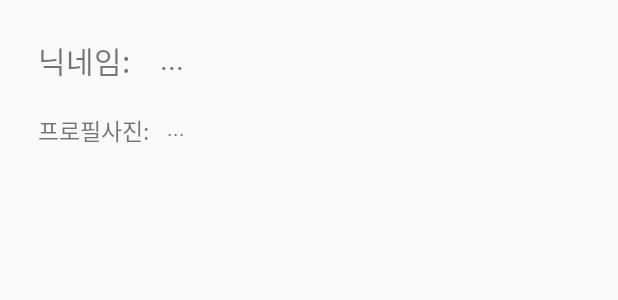
After one commit to Jigangseon/PSG, an Android app: the layout activity_sign_up_kakao.xml on its own in the app's theme, with its tools: preview values and no code run, on a phone screen of 412 x 824 dp. The commit adds this screen. Shown: the top 300 px of the screen. Run offline under Robolectric (Android 15) with nearby library versions, the phone set to English and light mode, and no system bars.

Commit message:
한강 커밋

```diff
--- a/app/build.gradle
+++ b/app/build.gradle
@@ -37,4 +37,5 @@ dependencies {
     testImplementation 'junit:junit:4.+'
     androidTestImplementation 'androidx.test.ext:junit:1.1.2'
     androidTestImplementation 'androidx.test.espresso:espresso-core:3.3.0'
+    implementation 'com.kakao.sdk:usermgmt:1.16.0'
 }
--- /dev/null
+++ b/app/src/main/res/drawable-v24/radius.xml
@@ -0,0 +1,6 @@
+<?xml version="1.0" encoding="utf-8"?>
+<shape android:shape="rectangle"
+    xmlns:android="http://schemas.android.com/apk/res/android">
+    <corners android:radius="10dp"/>
+    <solid android:color="@color/emaillogin"/>
+</shape>
--- /dev/null
+++ b/app/src/main/res/drawable-v24/radius2.xml
@@ -0,0 +1,4 @@
+<?xml version="1.0" encoding="utf-8"?>
+<selector xmlns:android="http://schemas.android.com/apk/res/android">
+    <corners android:radius="10dp"/>
+</selector>
--- /dev/null
+++ b/app/src/main/res/layout/activity_sign_up_kakao.xml
@@ -0,0 +1,52 @@
+<?xml version="1.0" encoding="utf-8"?>
+<androidx.constraintlayout.widget.ConstraintLayout  xmlns:android="http://schemas.android.com/apk/res/android"
+    xmlns:app="http://schemas.android.com/apk/res-auto"
+    xmlns:tools="http://schemas.android.com/tools"
+    android:layout_width="match_parent"
+    android:layout_height="match_parent"
+>
+
+    <TextView
+        android:id="@+id/textView"
+        android:layout_width="wrap_content"
+        android:layout_height="wrap_content"
+        android:layout_marginLeft="25dp"
+        android:layout_marginTop="25dp"
+        android:textSize="20sp"
+        android:text="닉네임: "
+        app:layout_constraintLeft_toLeftOf="parent"
+        app:layout_constraintTop_toTopOf="parent" />
+
+    <TextView
+        android:id="@+id/tvNickname"
+        android:layout_width="wrap_content"
+        android:layout_height="wrap_content"
+        android:layout_marginStart="15dp"
+        android:layout_marginTop="25dp"
+        android:textSize="20sp"
+        android:text="..."
+        app:layout_constraintStart_toEndOf="@+id/textView"
+        app:layout_constraintTop_toTopOf="parent" />
+
+    <TextView
+        android:id="@+id/textView3"
+        android:layout_width="wrap_content"
+        android:layout_height="wrap_content"
+        android:layout_marginStart="25dp"
+        android:layout_marginTop="20dp"
+        android:textSize="15sp"
+        android:text="프로필사진: "
+        app:layout_constraintStart_toStartOf="parent"
+        app:layout_constraintTop_toBottomOf="@+id/textView" />
+
+    <TextView
+        android:id="@+id/tvProfile"
+        android:layout_width="wrap_content"
+        android:layout_height="wrap_content"
+        android:layout_marginStart="8dp"
+        android:textSize="14sp"
+        android:text="..."
+        app:layout_constraintTop_toTopOf="@+id/textView3"
+        app:layout_constraintStart_toEndOf="@+id/textView3" />
+
+</androidx.constraintlayout.widget.ConstraintLayout>
--- a/app/src/main/res/values-night/themes.xml
+++ b/app/src/main/res/values-night/themes.xml
@@ -1,6 +1,6 @@
 <resources xmlns:tools="http://schemas.android.com/tools">
     <!-- Base application theme. -->
-    <style name="Theme.PSG" parent="Theme.MaterialComponents.Light.NoActionBar">
+    <style name="Theme.PSG" parent="Theme.AppCompat.Light.NoActionBar">
         <!-- Primary brand color. -->
         <item name="colorPrimary">@color/purple_200</item>
         <item name="colorPrimaryVariant">@color/purple_700</item>
--- a/app/src/main/res/values/themes.xml
+++ b/app/src/main/res/values/themes.xml
@@ -1,6 +1,6 @@
 <resources xmlns:tools="http://schemas.android.com/tools">
     <!-- Base application theme. -->
-    <style name="Theme.PSG" parent="Theme.MaterialComponents.DayNight.DarkActionBar">
+    <style name="Theme.PSG" parent="Theme.AppCompat.Light.NoActionBar">
         <!-- Primary brand color. -->
         <item name="colorPrimary">@color/purple_500</item>
         <item name="colorPrimaryVariant">@color/purple_700</item>
--- a/build.gradle
+++ b/build.gradle
@@ -18,6 +18,12 @@ allprojects {
         jcenter()
     }
 }
+subprojects {
+    repositories {
+        mavenCentral()
+        maven { url 'http://devrepo.kakao.com:8088/nexus/content/groups/public/' }
+    }
+}
 
 task clean(type: Delete) {
     delete rootProject.buildDir
```
Also changed, not shown: app/src/main/AndroidManifest.xml (+12 -7 lines), app/src/main/java/com/jigangseon/psg/App.java (added, +98 -0 lines), app/src/main/java/com/jigangseon/psg/EmailLogin.java (added, +14 -0 lines), app/src/main/java/com/jigangseon/psg/LoginActivity.java (added, +134 -0 lines), app/src/main/java/com/jigangseon/psg/Sign_up_kakao.java (added, +29 -0 lines), app/src/main/res/layout/activity_email_login.xml (added, +70 -0 lines), app/src/main/res/values/strings.xml (+9 -0 lines), app/src/main/res/drawable-v24/icon.png (added).
